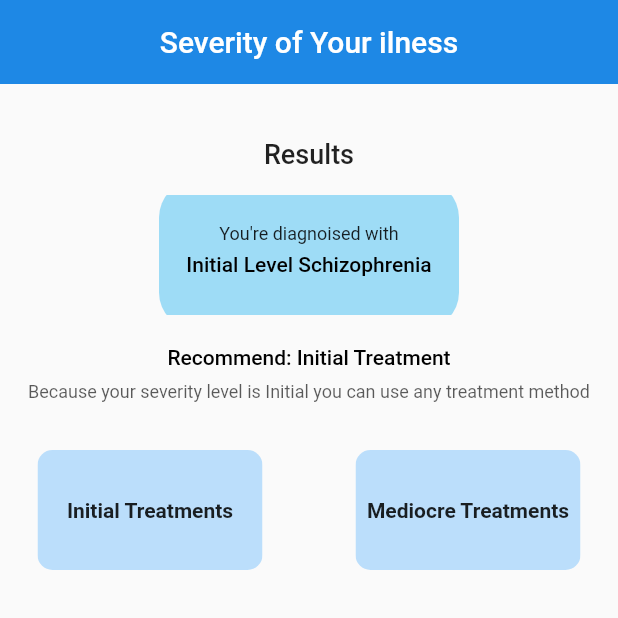
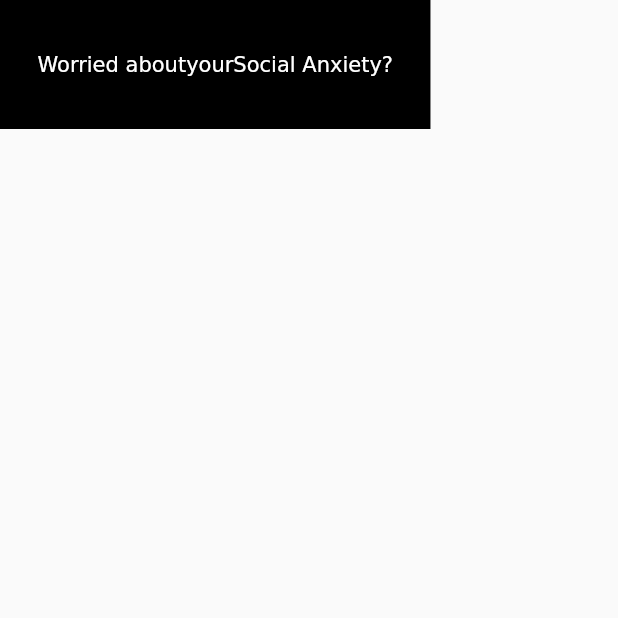
Before and after one commit to Dileeshana/Myalo-app-dummy-one, a Flutter app: the screen it shows after launch, on a phone screen of 412 x 824 dp, the top half of it. Run offline on Flutter 3.47's test engine with Material 2 defaults, Android fonts, the phone set to English and light mode, and no system bars.

Commit message:
treatment 1 progress
schizophrenia screens finished
social anxiety ongoing

```diff
--- a/lib/main.dart
+++ b/lib/main.dart
@@ -6,6 +6,9 @@ import 'package:myalo_app/screens/bottom_bar.dart';
 import 'severity_checkup/landing_screen.dart';
 import 'severity_checkup/severity_quiz.dart';
 import 'severity_checkup/severity_result.dart';
+import 'treatment_method_1/schizophrenia_landing.dart';
+import 'treatment_method_1/schizophrenia_ui_2.dart';
+import 'treatment_method_1/social_anxiety_landing.dart';
 
 void main() {
   runApp(const MyApp());
@@ -22,7 +25,7 @@ class MyApp extends StatelessWidget {
 
       primarySwatch: Colors.blue
       ),
-      home: ResultScreen(),
+      home: SocialAnxietyLanding(),
     );
   }
 }
--- a/lib/severity_checkup/severity_result.dart
+++ b/lib/severity_checkup/severity_result.dart
@@ -85,6 +85,7 @@ class ResultScreen extends StatelessWidget {
             Container(
               alignment: Alignment.center,
               padding: EdgeInsets.symmetric(vertical: 20, horizontal: 25),
+              // padding: EdgeInsets.symmetric(vertical: 20, horizontal: 120), //use this for single box
               child: Row(
                 mainAxisAlignment: MainAxisAlignment.spaceBetween,
                 children: [
--- /dev/null
+++ b/lib/treatment_method_1/social_anxiety_landing.dart
@@ -0,0 +1,35 @@
+import 'package:flutter/material.dart';
+
+class SocialAnxietyLanding extends StatelessWidget {
+  @override
+  Widget build(BuildContext context) {
+    return Scaffold(
+      body: Column(
+        children: [
+          Container(
+            child: Row(
+              children: [
+                Container(
+                  padding: EdgeInsets.symmetric(vertical: 35, horizontal: 25),
+                  color: Colors.black,
+                  child: RichText(
+                    text: TextSpan(
+                      children: [
+                        TextSpan(text: "Worried about"),
+                        TextSpan(text: "your"),
+                        TextSpan(text: "Social Anxiety?")
+                      ]
+                    )
+                    )
+                )
+              ],
+            ),
+          ),
+          Container(),
+          Container(),
+          Container(),
+        ],
+      ),
+    );
+  }
+}
--- a/pubspec.yaml
+++ b/pubspec.yaml
@@ -61,8 +61,8 @@ flutter:
   uses-material-design: true
 
   # To add assets to your application, add an assets section, like this:
-  # assets:
-  #   - images/a_dot_burr.jpeg
+  assets:
+    - lib/images/
   #   - images/a_dot_ham.jpeg
 
   # An image asset can refer to one or more resolution-specific "variants", see
```
Also changed, not shown: lib/treatment_method_1/schizophrenia_landing.dart (added, +51 -0 lines), lib/treatment_method_1/schizophrenia_ui_2.dart (added, +86 -0 lines), lib/images/Candle.png (added), lib/images/meditating.jpg (added), lib/images/meditating1.jpg (added), lib/images/meditating2.jpg (added), lib/images/pulse.png (added), lib/images/wall-clock.png (added), lib/treatment_method_1/landing.dart (deleted).
